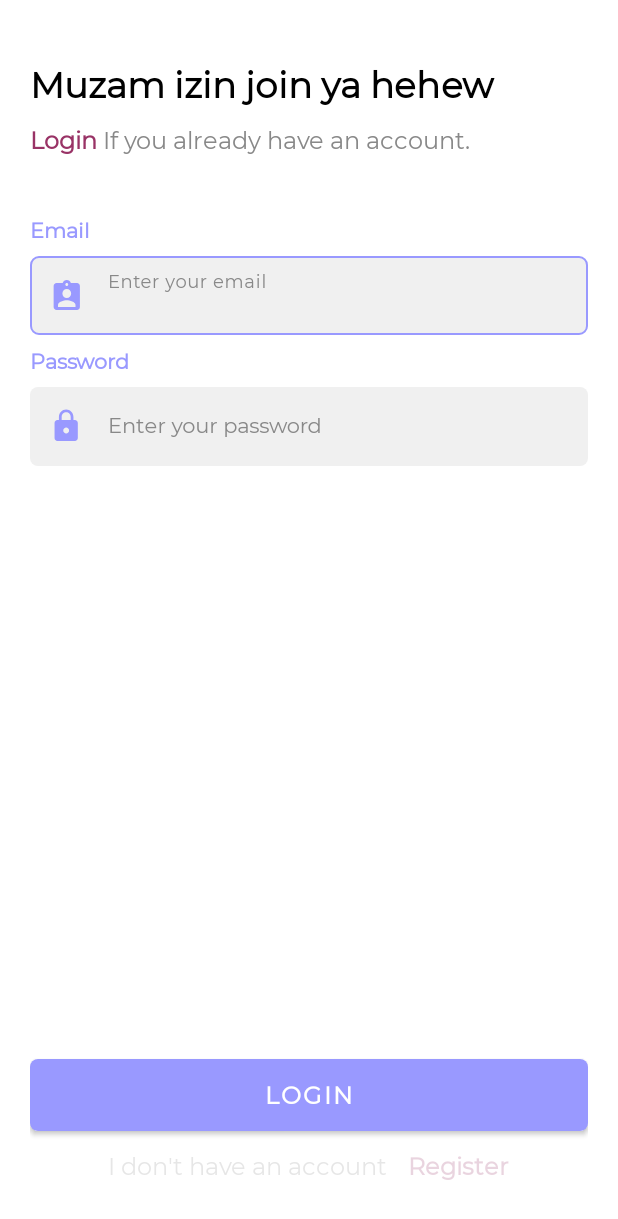
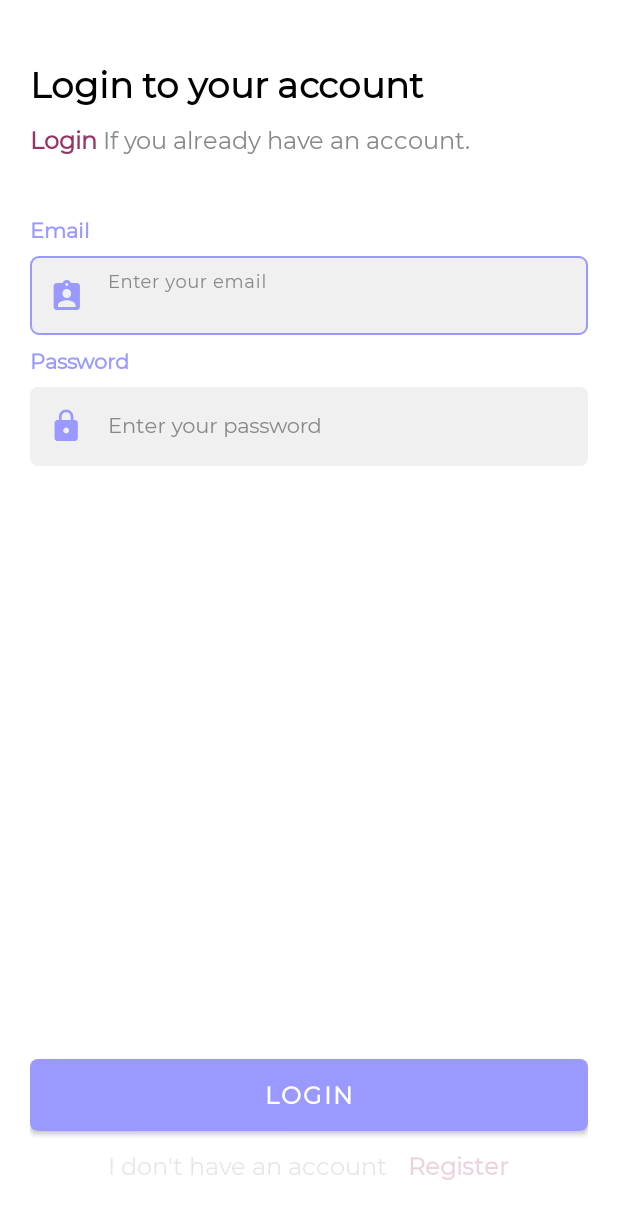
Before and after one commit to IrohJk97/StoryApps, an Android app: the LoginActivity screen opened directly, with no data from a screen before it, on a phone screen of 412 x 824 dp. Shown: the top 1219 px of the screen. Run offline under Robolectric (Android 15) with nearby library versions, the phone set to English and light mode, and no system bars.

Commit message:
change text

```diff
--- a/app/src/main/res/values/strings.xml
+++ b/app/src/main/res/values/strings.xml
@@ -27,7 +27,7 @@
     <string name="input_message" translatable="false">Input Your %1$s</string>
 
     //Bagian Login
-    <string name="login_title">Muzam izin join ya hehew</string>
+    <string name="login_title">Login to your account</string>
     <string name="login_sub_title"><font color="#FF993366"><b>Login</b></font> If you already have an account.</string>
     <string name="btn_login">LOGIN</string>
     <string name="txtRegister">I don\'t have an account</string>
```
Also changed, not shown: 1 other file.
